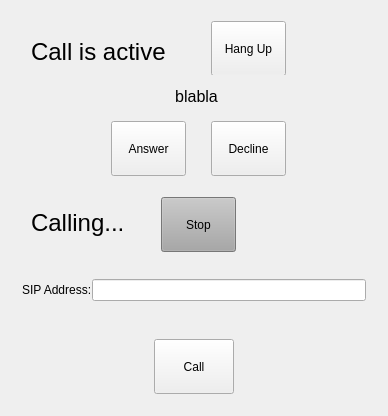
This is src/ip_telephone/qt/mainwindow.ui in simeks/m7017e-lab as Qt 5 draws it before an edit. The edited form follows.
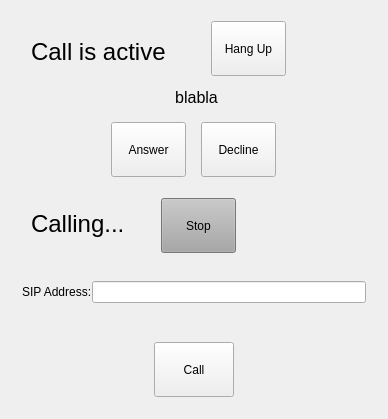
This is the edited form.

Commit message: The call is now interrupted when one of the users close the application.

What changed in the file:
```diff
--- a/src/ip_telephone/qt/mainwindow.ui
+++ b/src/ip_telephone/qt/mainwindow.ui
@@ -7,7 +7,7 @@
     <x>0</x>
     <y>0</y>
     <width>388</width>
-    <height>416</height>
+    <height>419</height>
    </rect>
   </property>
   <property name="sizePolicy">
@@ -26,9 +26,27 @@
      <verstretch>0</verstretch>
     </sizepolicy>
    </property>
-   <layout class="QGridLayout" name="gridLayout">
-    <item row="0" column="0">
+   <property name="minimumSize">
+    <size>
+     <width>0</width>
+     <height>0</height>
+    </size>
+   </property>
+   <layout class="QVBoxLayout" name="verticalLayout">
+    <item>
      <widget class="QWidget" name="widget_3" native="true">
+      <property name="sizePolicy">
+       <sizepolicy hsizetype="Preferred" vsizetype="Minimum">
+        <horstretch>0</horstretch>
+        <verstretch>0</verstretch>
+       </sizepolicy>
+      </property>
+      <property name="minimumSize">
+       <size>
+        <width>0</width>
+        <height>60</height>
+       </size>
+      </property>
       <widget class="QLabel" name="label_4">
        <property name="geometry">
         <rect>
@@ -58,8 +76,8 @@
        </property>
        <property name="minimumSize">
         <size>
-         <width>0</width>
-         <height>0</height>
+         <width>55</width>
+         <height>55</height>
         </size>
        </property>
        <property name="text">
@@ -68,79 +86,95 @@
       </widget>
      </widget>
     </item>
-    <item row="4" column="0">
-     <widget class="QWidget" name="widget_4" native="true">
-      <layout class="QHBoxLayout" name="horizontalLayout_2">
-       <property name="spacing">
-        <number>0</number>
-       </property>
        <item>
-        <widget class="QPushButton" name="pushButton">
+     <widget class="QWidget" name="widget_2" native="true">
          <property name="sizePolicy">
-          <sizepolicy hsizetype="Fixed" vsizetype="Fixed">
+       <sizepolicy hsizetype="Preferred" vsizetype="Minimum">
            <horstretch>0</horstretch>
            <verstretch>0</verstretch>
           </sizepolicy>
          </property>
          <property name="minimumSize">
-          <size>
-           <width>55</width>
-           <height>55</height>
-          </size>
-         </property>
-         <property name="baseSize">
           <size>
            <width>0</width>
-           <height>0</height>
-          </size>
-         </property>
-         <property name="layoutDirection">
-          <enum>Qt::LeftToRight</enum>
-         </property>
+        <height>100</height>
+       </size>
+      </property>
+      <widget class="QLabel" name="label_3">
+       <property name="geometry">
+        <rect>
+         <x>0</x>
+         <y>0</y>
+         <width>371</width>
+         <height>31</height>
+        </rect>
+       </property>
+       <property name="font">
+        <font>
+         <pointsize>12</pointsize>
+        </font>
+       </property>
          <property name="text">
-          <string>Call</string>
-         </property>
-         <property name="iconSize">
+        <string>blabla</string>
+       </property>
+       <property name="alignment">
+        <set>Qt::AlignCenter</set>
+       </property>
+      </widget>
+      <widget class="QPushButton" name="pushButton_3">
+       <property name="geometry">
+        <rect>
+         <x>100</x>
+         <y>40</y>
+         <width>75</width>
+         <height>55</height>
+        </rect>
+       </property>
+       <property name="minimumSize">
           <size>
            <width>55</width>
            <height>55</height>
           </size>
          </property>
-        </widget>
-       </item>
-      </layout>
-     </widget>
-    </item>
-    <item row="3" column="0">
-     <widget class="QWidget" name="widget_5" native="true">
-      <layout class="QHBoxLayout" name="horizontalLayout">
-       <property name="spacing">
-        <number>0</number>
+       <property name="text">
+        <string>Answer</string>
+       </property>
+      </widget>
+      <widget class="QPushButton" name="pushButton_4">
+       <property name="geometry">
+        <rect>
+         <x>190</x>
+         <y>40</y>
+         <width>75</width>
+         <height>55</height>
+        </rect>
        </property>
-       <property name="sizeConstraint">
-        <enum>QLayout::SetDefaultConstraint</enum>
+       <property name="minimumSize">
+        <size>
+         <width>55</width>
+         <height>55</height>
+        </size>
        </property>
-       <item>
-        <widget class="QLabel" name="label">
-         <property name="sizePolicy">
-          <sizepolicy hsizetype="Fixed" vsizetype="Fixed">
-           <horstretch>0</horstretch>
-           <verstretch>0</verstretch>
-          </sizepolicy>
-         </property>
          <property name="text">
-          <string>SIP Address:</string>
-         </property>
-        </widget>
-       </item>
-       <item>
-        <widget class="QLineEdit" name="lineEdit"/>
-       </item>
-      </layout>
+        <string>Decline</string>
+       </property>
+      </widget>
      </widget>
     </item>
-    <item row="2" column="0">
+    <item>
      <widget class="QWidget" name="widget" native="true">
+      <property name="sizePolicy">
+       <sizepolicy hsizetype="Preferred" vsizetype="Minimum">
+        <horstretch>0</horstretch>
+        <verstretch>0</verstretch>
+       </sizepolicy>
+      </property>
+      <property name="minimumSize">
+       <size>
+        <width>0</width>
+        <height>60</height>
+       </size>
+      </property>
       <property name="palette">
        <palette>
         <active>
@@ -639,8 +673,8 @@
        </property>
        <property name="minimumSize">
         <size>
-         <width>0</width>
-         <height>0</height>
+         <width>55</width>
+         <height>55</height>
         </size>
        </property>
        <property name="text">
@@ -649,73 +683,99 @@
       </widget>
      </widget>
     </item>
-    <item row="1" column="0">
-     <widget class="QWidget" name="widget_2" native="true">
+    <item>
+     <widget class="QWidget" name="widget_5" native="true">
+      <property name="sizePolicy">
+       <sizepolicy hsizetype="Preferred" vsizetype="Minimum">
+        <horstretch>0</horstretch>
+        <verstretch>0</verstretch>
+       </sizepolicy>
+      </property>
       <property name="minimumSize">
        <size>
         <width>0</width>
-        <height>100</height>
+        <height>60</height>
        </size>
       </property>
-      <widget class="QLabel" name="label_3">
-       <property name="geometry">
-        <rect>
-         <x>0</x>
-         <y>0</y>
-         <width>371</width>
-         <height>31</height>
-        </rect>
+      <layout class="QHBoxLayout" name="horizontalLayout">
+       <property name="spacing">
+        <number>0</number>
        </property>
-       <property name="font">
-        <font>
-         <pointsize>12</pointsize>
-        </font>
+       <property name="sizeConstraint">
+        <enum>QLayout::SetDefaultConstraint</enum>
        </property>
+       <item>
+        <widget class="QLabel" name="label">
+         <property name="sizePolicy">
+          <sizepolicy hsizetype="Fixed" vsizetype="Fixed">
+           <horstretch>0</horstretch>
+           <verstretch>0</verstretch>
+          </sizepolicy>
+         </property>
        <property name="text">
-        <string>blabla</string>
-       </property>
-       <property name="alignment">
-        <set>Qt::AlignCenter</set>
-       </property>
-      </widget>
-      <widget class="QPushButton" name="pushButton_3">
-       <property name="geometry">
-        <rect>
-         <x>100</x>
-         <y>40</y>
-         <width>75</width>
-         <height>55</height>
-        </rect>
+          <string>SIP Address:</string>
+         </property>
+        </widget>
+       </item>
+       <item>
+        <widget class="QLineEdit" name="lineEdit"/>
+       </item>
+      </layout>
+     </widget>
+    </item>
+    <item>
+     <widget class="QWidget" name="widget_4" native="true">
+      <property name="sizePolicy">
+       <sizepolicy hsizetype="Preferred" vsizetype="Minimum">
+        <horstretch>0</horstretch>
+        <verstretch>0</verstretch>
+       </sizepolicy>
        </property>
        <property name="minimumSize">
         <size>
          <width>0</width>
-         <height>0</height>
-        </size>
-       </property>
-       <property name="text">
-        <string>Answer</string>
+        <height>60</height>
+       </size>
+      </property>
+      <layout class="QHBoxLayout" name="horizontalLayout_2">
+       <property name="spacing">
+        <number>0</number>
        </property>
-      </widget>
-      <widget class="QPushButton" name="pushButton_4">
-       <property name="geometry">
-        <rect>
-         <x>200</x>
-         <y>40</y>
-         <width>75</width>
-         <height>55</height>
-        </rect>
+       <item>
+        <widget class="QPushButton" name="pushButton">
+         <property name="sizePolicy">
+          <sizepolicy hsizetype="Fixed" vsizetype="Fixed">
+           <horstretch>0</horstretch>
+           <verstretch>0</verstretch>
+          </sizepolicy>
        </property>
        <property name="minimumSize">
         <size>
+           <width>55</width>
+           <height>55</height>
+          </size>
+         </property>
+         <property name="baseSize">
+          <size>
          <width>0</width>
          <height>0</height>
         </size>
        </property>
+         <property name="layoutDirection">
+          <enum>Qt::LeftToRight</enum>
+         </property>
        <property name="text">
-        <string>Decline</string>
-       </property>
-      </widget>
+          <string>Call</string>
+         </property>
+         <property name="iconSize">
+          <size>
+           <width>55</width>
+           <height>55</height>
+          </size>
+         </property>
+        </widget>
+       </item>
+      </layout>
      </widget>
     </item>
    </layout>
```
Lines whose indentation alone changed are shown as unchanged. The commit also changes 3 other files.
